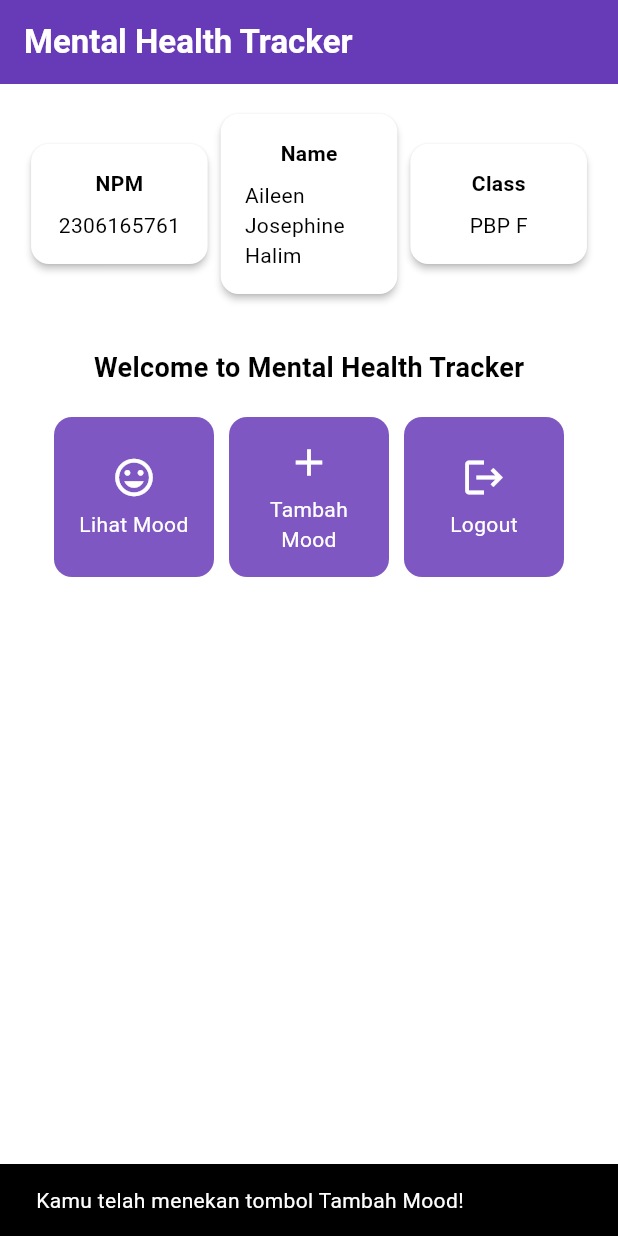
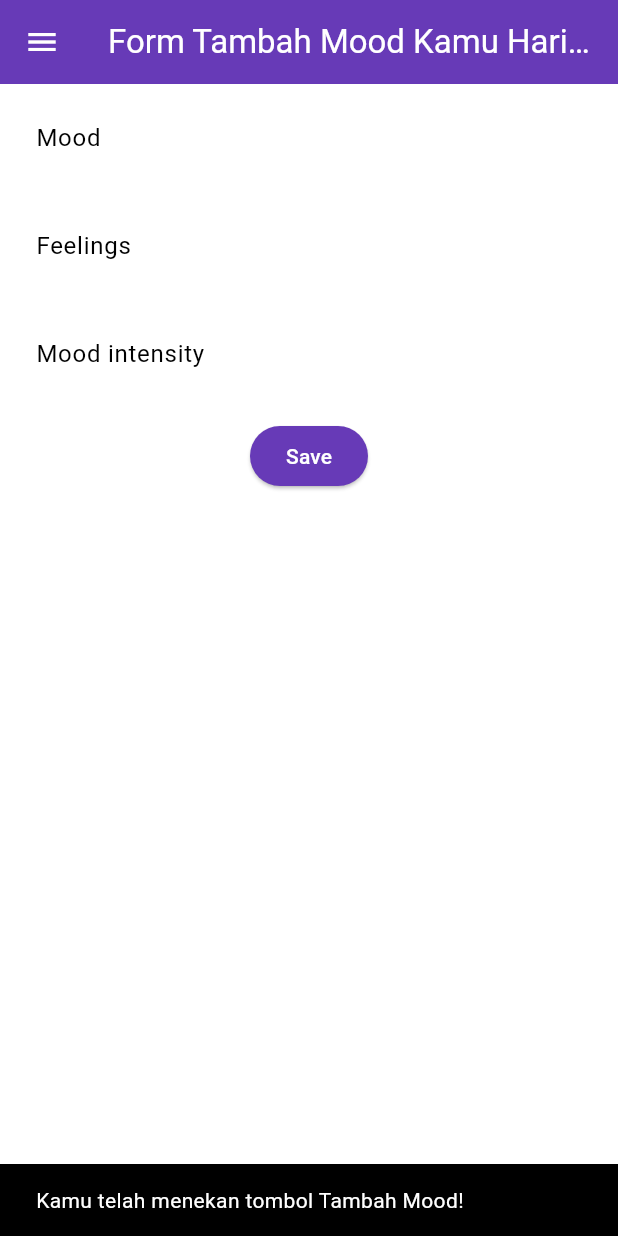
Before and after one commit to aileenjeha/mental-health-tracker-mobile, a Flutter app: the screen it shows after launch, after a tap on "Tambah Mood", on a phone screen of 412 x 824 dp. Run offline on Flutter 3.47's test engine with Material 3 defaults, Android fonts, the phone set to English and light mode, and no system bars.

Commit message:
tutorial 7

```diff
--- a/lib/main.dart
+++ b/lib/main.dart
@@ -1,5 +1,5 @@
 import 'package:flutter/material.dart';
-import 'package:mental_health_tracker/menu.dart';
+import 'package:mental_health_tracker/screens/menu.dart';
 
 void main() {
   runApp(const MyApp());
--- a/lib/menu.dart
+++ b/lib/screens/menu.dart
@@ -1,4 +1,6 @@
 import 'package:flutter/material.dart';
+import 'package:mental_health_tracker/widgets/left_drawer.dart';
+import 'package:mental_health_tracker/widgets/mood_card.dart';
 
 class MyHomePage extends StatelessWidget {
   final String npm = '2306165761'; // NPM
@@ -28,7 +30,9 @@ class MyHomePage extends StatelessWidget {
         ),
         // Warna latar belakang AppBar diambil dari skema warna tema aplikasi.
         backgroundColor: Theme.of(context).colorScheme.primary,
+        iconTheme: const IconThemeData(color: Colors.white),
       ),
+      drawer: const LeftDrawer(),
       // Body halaman dengan padding di sekelilingnya.
       body: Padding(
         padding: const EdgeInsets.all(16.0),
@@ -92,12 +96,11 @@ class MyHomePage extends StatelessWidget {
   }
 }
 
-
 class InfoCard extends StatelessWidget {
 // Kartu informasi yang menampilkan title dan content.
 
-  final String title;  // Judul kartu.
-  final String content;  // Isi kartu.
+  final String title; // Judul kartu.
+  final String content; // Isi kartu.
 
   const InfoCard({super.key, required this.title, required this.content});
 
@@ -108,7 +111,8 @@ class InfoCard extends StatelessWidget {
       elevation: 2.0,
       child: Container(
         // Mengatur ukuran dan jarak di dalam kartu.
-        width: MediaQuery.of(context).size.width / 3.5, // menyesuaikan dengan lebar device yang digunakan.
+        width: MediaQuery.of(context).size.width /
+            3.5, // menyesuaikan dengan lebar device yang digunakan.
         padding: const EdgeInsets.all(16.0),
         // Menyusun title dan content secara vertikal.
         child: Column(
@@ -125,66 +129,3 @@ class InfoCard extends StatelessWidget {
     );
   }
 }
-
-
-class ItemHomepage {
-  final String name;
-  final IconData icon;
-
-  ItemHomepage(this.name, this.icon);
-}
-
-
-class ItemCard extends StatelessWidget {
-  // Menampilkan kartu dengan ikon dan nama.
-
-  final ItemHomepage item;
-
-  const ItemCard(this.item, {super.key});
-
-  @override
-  Widget build(BuildContext context) {
-    return Material(
-      // Menentukan warna latar belakang dari tema aplikasi.
-      color: Theme.of(context).colorScheme.secondary,
-      // Membuat sudut kartu melengkung.
-      borderRadius: BorderRadius.circular(12),
-
-      child: InkWell(
-        // Aksi ketika kartu ditekan.
-        onTap: () {
-          // Menampilkan pesan SnackBar saat kartu ditekan.
-          ScaffoldMessenger.of(context)
-            ..hideCurrentSnackBar()
-            ..showSnackBar(
-                SnackBar(content: Text("Kamu telah menekan tombol ${item.name}!"))
-            );
-        },
-        // Container untuk menyimpan Icon dan Text
-        child: Container(
-          padding: const EdgeInsets.all(8),
-          child: Center(
-            child: Column(
-              // Menyusun ikon dan teks di tengah kartu.
-              mainAxisAlignment: MainAxisAlignment.center,
-              children: [
-                Icon(
-                  item.icon,
-                  color: Colors.white,
-                  size: 30.0,
-                ),
-                const Padding(padding: EdgeInsets.all(3)),
-                Text(
-                  item.name,
-                  textAlign: TextAlign.center,
-                  style: const TextStyle(color: Colors.white),
-                ),
-              ],
-            ),
-          ),
-        ),
-      ),
-    );
-  }
-
-}
--- /dev/null
+++ b/lib/screens/moodentry_form.dart
@@ -0,0 +1,160 @@
+import 'package:flutter/material.dart';
+import 'package:mental_health_tracker/widgets/left_drawer.dart';
+
+class MoodEntryFormPage extends StatefulWidget {
+  const MoodEntryFormPage({super.key});
+
+  @override
+  State<MoodEntryFormPage> createState() => _MoodEntryFormPageState();
+}
+
+class _MoodEntryFormPageState extends State<MoodEntryFormPage> {
+  final _formKey = GlobalKey<FormState>();
+  String _mood = "";
+	String _feelings = "";
+	int _moodIntensity = 0;
+  @override
+  Widget build(BuildContext context) {
+    return Scaffold(
+    appBar: AppBar(
+      title: const Center(
+        child: Text(
+          'Form Tambah Mood Kamu Hari ini',
+        ),
+      ),
+      backgroundColor: Theme.of(context).colorScheme.primary,
+      foregroundColor: Colors.white,
+    ),
+    drawer: const LeftDrawer(),
+    body: Form(
+      key: _formKey,
+      child: SingleChildScrollView(
+        child: Column(
+          crossAxisAlignment: CrossAxisAlignment.start,
+          children: [
+            Padding(
+              padding: const EdgeInsets.all(8.0),
+              child: TextFormField(
+                decoration: InputDecoration(
+                  hintText: "Mood",
+                  labelText: "Mood",
+                  border: OutlineInputBorder(
+                    borderRadius: BorderRadius.circular(5.0),
+                  ),
+                ),
+                onChanged: (String? value) {
+                  setState(() {
+                    _mood = value!;
+                  });
+                },
+                validator: (String? value) {
+                  if (value == null || value.isEmpty) {
+                    return "Mood tidak boleh kosong!";
+                  }
+                  return null;
+                },
+              ),
+            ),
+            Padding(
+              padding: const EdgeInsets.all(8.0),
+              child: TextFormField(
+                decoration: InputDecoration(
+                  hintText: "Feelings",
+                  labelText: "Feelings",
+                  border: OutlineInputBorder(
+                    borderRadius: BorderRadius.circular(5.0),
+                  ),
+                ),
+                onChanged: (String? value) {
+                  setState(() {
+                    _feelings = value!;
+                  });
+                },
+                validator: (String? value) {
+                  if (value == null || value.isEmpty) {
+                    return "Feelings tidak boleh kosong!";
+                  }
+                  return null;
+                },
+              ),
+            ),
+            Padding(
+              padding: const EdgeInsets.all(8.0),
+              child: TextFormField(
+                decoration: InputDecoration(
+                  hintText: "Mood intensity",
+                  labelText: "Mood intensity",
+                  border: OutlineInputBorder(
+                    borderRadius: BorderRadius.circular(5.0),
+                  ),
+                ),
+                onChanged: (String? value) {
+                  setState(() {
+                    _moodIntensity = int.tryParse(value!) ?? 0;
+                  });
+                },
+                validator: (String? value) {
+                  if (value == null || value.isEmpty) {
+                    return "Mood intensity tidak boleh kosong!";
+                  }
+                  if (int.tryParse(value) == null) {
+                    return "Mood intensity harus berupa angka!";
+                  }
+                  return null;
+                },
+              ),
+            ),
+            Align(
+              alignment: Alignment.bottomCenter,
+              child: Padding(
+                padding: const EdgeInsets.all(8.0),
+                child: ElevatedButton(
+                  style: ButtonStyle(
+                    backgroundColor: MaterialStateProperty.all(
+                        Theme.of(context).colorScheme.primary),
+                  ),
+                  onPressed: () {
+                    if (_formKey.currentState!.validate()) {
+                      showDialog(
+                        context: context,
+                        builder: (context) {
+                          return AlertDialog(
+                            title: const Text('Mood berhasil tersimpan'),
+                            content: SingleChildScrollView(
+                              child: Column(
+                                crossAxisAlignment: CrossAxisAlignment.start,
+                                children: [
+                                  Text('Mood: $_mood'),
+                                  Text('Feelings: $_feelings'),
+                                  Text('Mood intesity: $_moodIntensity'),
+                                ],
+                              ),
+                            ),
+                            actions: [
+                              TextButton(
+                                child: const Text('OK'),
+                                onPressed: () {
+                                  Navigator.pop(context);
+                                  _formKey.currentState!.reset();
+                                },
+                              ),
+                            ],
+                          );
+                        },
+                      );
+                    }
+                  },
+                  child: const Text(
+                    "Save",
+                    style: TextStyle(color: Colors.white),
+                  ),
+                ),
+              ),
+            ),
+          ],
+        ),
+      ),
+    ),
+  );
+  }
+}
--- /dev/null
+++ b/lib/widgets/left_drawer.dart
@@ -0,0 +1,69 @@
+import 'package:flutter/material.dart';
+import 'package:mental_health_tracker/screens/menu.dart';
+import 'package:mental_health_tracker/screens/moodentry_form.dart';
+
+class LeftDrawer extends StatelessWidget {
+  const LeftDrawer({super.key});
+
+  @override
+  Widget build(BuildContext context) {
+    return Drawer(
+      child: ListView(
+        children: [
+          DrawerHeader(
+            decoration: BoxDecoration(
+              color: Theme.of(context).colorScheme.primary,
+            ),
+            child: const Column(
+              children: [
+                Text(
+                  'Mental Health Tracker',
+                  textAlign: TextAlign.center,
+                  style: TextStyle(
+                    fontSize: 24,
+                    fontWeight: FontWeight.bold,
+                    color: Colors.white,
+                  ),
+                ),
+                Padding(padding: EdgeInsets.all(8)),
+                Text(
+                  "Ayo jaga kesehatan mentalmu setiap hari disini!",
+                  textAlign: TextAlign.center,
+                  style: TextStyle(
+                    fontSize: 15,
+                    color: Colors.white,
+                    fontWeight: FontWeight.normal,
+                  ),
+                ),
+              ],
+            ),
+          ),
+          ListTile(
+            leading: const Icon(Icons.home_outlined),
+            title: const Text('Halaman Utama'),
+            // Bagian redirection ke MyHomePage
+            onTap: () {
+              Navigator.pushReplacement(
+                  context,
+                  MaterialPageRoute(
+                    builder: (context) => MyHomePage(),
+                  ));
+            },
+          ),
+          ListTile(
+            leading: const Icon(Icons.mood),
+            title: const Text('Tambah Mood'),
+            // Bagian redirection ke MoodEntryFormPage
+            onTap: () {
+              Navigator.pushReplacement(
+                  context,
+                  MaterialPageRoute(
+                    builder: (context) => MoodEntryFormPage(),
+                  ));
+            },
+          ),
+        ],
+      ),
+    );
+  }
+}
--- /dev/null
+++ b/lib/widgets/mood_card.dart
@@ -0,0 +1,69 @@
+import 'package:flutter/material.dart';
+import 'package:mental_health_tracker/screens/moodentry_form.dart';
+
+class ItemHomepage {
+  final String name;
+  final IconData icon;
+
+  ItemHomepage(this.name, this.icon);
+}
+
+class ItemCard extends StatelessWidget {
+  // Menampilkan kartu dengan ikon dan nama.
+
+  final ItemHomepage item;
+
+  const ItemCard(this.item, {super.key});
+
+  @override
+  Widget build(BuildContext context) {
+    return Material(
+      // Menentukan warna latar belakang dari tema aplikasi.
+      color: Theme.of(context).colorScheme.secondary,
+      // Membuat sudut kartu melengkung.
+      borderRadius: BorderRadius.circular(12),
+
+      child: InkWell(
+        // Aksi ketika kartu ditekan.
+        onTap: () {
+          // Memunculkan SnackBar ketika diklik
+          ScaffoldMessenger.of(context)
+            ..hideCurrentSnackBar()
+            ..showSnackBar(SnackBar(
+                content: Text("Kamu telah menekan tombol ${item.name}!")));
+
+          // Navigate ke route yang sesuai (tergantung jenis tombol)
+          if (item.name == "Tambah Mood") {
+            Navigator.push(
+              context,
+              MaterialPageRoute(builder: (context) => MoodEntryFormPage()),
+            );
+          }
+        },
+        // Container untuk menyimpan Icon dan Text
+        child: Container(
+          padding: const EdgeInsets.all(8),
+          child: Center(
+            child: Column(
+              // Menyusun ikon dan teks di tengah kartu.
+              mainAxisAlignment: MainAxisAlignment.center,
+              children: [
+                Icon(
+                  item.icon,
+                  color: Colors.white,
+                  size: 30.0,
+                ),
+                const Padding(padding: EdgeInsets.all(3)),
+                Text(
+                  item.name,
+                  textAlign: TextAlign.center,
+                  style: const TextStyle(color: Colors.white),
+                ),
+              ],
+            ),
+          ),
+        ),
+      ),
+    );
+  }
+}
```
